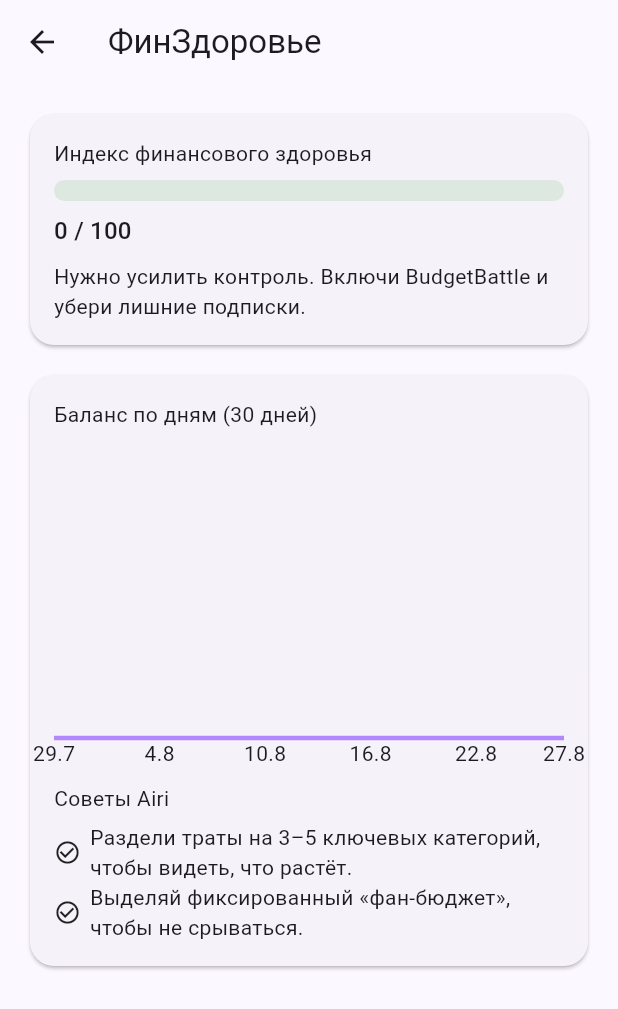
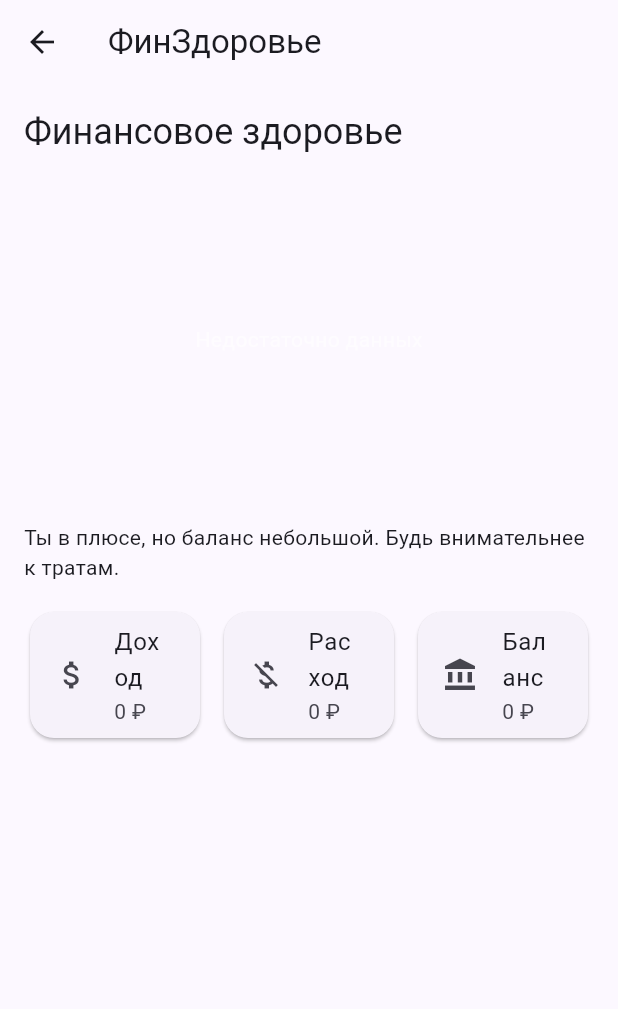
Before and after one commit to TurboVazbudatel/moneyquest_quest, a Flutter app: the HomeScreen screen opened directly, after a tap on "ФинЗдоровье", on a phone screen of 412 x 824 dp. Shown: the top 1009 px of the screen. Run offline on Flutter 3.47's test engine with Material 3 defaults, Android fonts, the phone set to English and light mode, and no system bars; drawn by our look-alikes of fl_chart; our stand-ins replace firebase_auth, firebase_core, hive_flutter, share_plus, sign_in_with_apple; accounts and stored records are empty; statements that could not run were skipped.

Commit message:
chore: checkpoint before next tasks

```diff
--- a/lib/data/services/transactions_service.dart
+++ b/lib/data/services/transactions_service.dart
@@ -24,9 +24,27 @@ class TransactionsService {
     final List<Map<String, dynamic>> out = [];
     for (final key in box.keys) {
       final v = box.get(key);
-      if (v is Map) out.add({...v, 'key': key});
+      if (v is! Map) continue;
+      final typeStr = (v['type'] as String?) ?? '';
+      if (typeStr != 'income' && typeStr != 'expense') continue;
+      final amount = (v['amount'] as num?)?.toDouble();
+      if (amount == null) continue;
+      final category = (v['category'] as String?) ?? 'Другое';
+      final dateMs = (v['date'] as num?)?.toInt() ?? 0;
+      out.add({
+        'key': key,
+        'type': typeStr,
+        'amount': amount,
+        'category': category,
+        'date': dateMs,
+        if (v['note'] != null) 'note': v['note'],
+      });
     }
-    out.sort((a, b) => (b['date'] as int).compareTo(a['date'] as int));
+    out.sort((a, b) {
+      final ai = (a['date'] as int? ?? 0);
+      final bi = (b['date'] as int? ?? 0);
+      return bi.compareTo(ai);
+    });
     return out;
   }
 
@@ -94,15 +112,33 @@ class TransactionsService {
 
   Future<List<(DateTime, double)>> cumulativeByDay() async {
     final items = await all();
-    items.sort((a, b) => (a['date'] as int).compareTo(b['date'] as int));
+    items.sort((a, b) {
+      final ai = (a['date'] as int? ?? 0);
+      final bi = (b['date'] as int? ?? 0);
+      return ai.compareTo(bi);
+    });
     double sum = 0;
     final out = <(DateTime, double)>[];
     for (final e in items) {
-      final d = DateTime.fromMillisecondsSinceEpoch(e['date'] as int);
+      final ms = (e['date'] as int? ?? 0);
+      final d = DateTime.fromMillisecondsSinceEpoch(ms);
       final amt = (e['amount'] as num).toDouble();
       sum += (e['type'] == 'income') ? amt : -amt;
       out.add((DateTime(d.year, d.month, d.day), sum));
     }
     return out;
   }
+
+  /// ==== Новое: топ-N категорий ====
+  Future<List<String>> recentCategories({int top = 3}) async {
+    final items = await all();
+    final Map<String, int> counts = {};
+    for (final e in items) {
+      final cat = (e['category'] as String?) ?? 'Другое';
+      counts[cat] = (counts[cat] ?? 0) + 1;
+    }
+    final sorted = counts.entries.toList()
+      ..sort((a, b) => b.value.compareTo(a.value));
+    return sorted.take(top).map((e) => e.key).toList();
+  }
 }
--- a/lib/features/health/presentation/health_screen.dart
+++ b/lib/features/health/presentation/health_screen.dart
@@ -1,18 +1,21 @@
+import 'package:flutter/material.dart';
+import '../../../data/services/budgets_service.dart';
+import 'widgets/health_trend_chart.dart';
 import 'package:fl_chart/fl_chart.dart';
-import 'package:flutter/material.dart';
-import '../../../data/services/finance_snapshot_service.dart';
 
 class HealthScreen extends StatefulWidget {
   const HealthScreen({super.key});
+
   @override
   State<HealthScreen> createState() => _HealthScreenState();
 }
 
 class _HealthScreenState extends State<HealthScreen> {
-  final _svc = FinanceSnapshotService();
-
-  double _score = 0.0;
-  List<(DateTime day, double balance)> _series = [];
+  final _svc = BudgetsService();
+  double? _income;
+  double? _expense;
+  List<FlSpot> _spots = [];
+  bool _loading = true;
 
   @override
   void initState() {
@@ -21,176 +24,79 @@ class _HealthScreenState extends State<HealthScreen> {
   }
 
   Future<void> _load() async {
-    final s = await _svc.healthScore();
-    final h = await _svc.dailyBalance(days: 30);
+    final inc = await _svc.totalIncome();
+    final exp = await _svc.totalExpense();
+    final trend = await _svc.cumulativeTrend(); // List<(DateTime,double)>
+    // Переведём в FlSpot (x = порядковый индекс, y = накопленный баланс)
+    final spots = <FlSpot>[];
+    for (var i = 0; i < trend.length; i++) {
+      final (_, val) = trend[i];
+      spots.add(FlSpot(i.toDouble(), val));
+    }
     if (!mounted) return;
     setState(() {
-      _score = s;
-      _series = h;
+      _income = inc;
+      _expense = exp;
+      _spots = spots;
+      _loading = false;
     });
-  }
-
-  String _advice() {
-    if (_score >= 0.6) return 'Отлично! Продолжай придерживаться правил 50/30/20 и откладывай «подушку».';
-    if (_score >= 0.3) return 'Неплохо. Режь 1–2 дорогие категории и зафиксируй недельный лимит.';
-    return 'Нужно усилить контроль. Включи BudgetBattle и убери лишние подписки.';
   }
 
   @override
   Widget build(BuildContext context) {
-    final green = const Color(0xFF32D74B);
+    final inc = _income ?? 0;
+    final exp = _expense ?? 0;
+    final bal = inc - exp;
+    final ratio = (inc > 0) ? (bal / inc).clamp(-1.0, 1.0) : 0.0;
+    final isPositive = ratio >= 0;
 
-    // Плейсхолдер, если нет данных — чтобы чарты не падали
-    Widget _lineOrPlaceholder() {
-      final s = _series;
-      if (s.isEmpty) {
-        return SizedBox(
-          height: 200,
-          child: Center(
-            child: Text('Пока нет данных для графика', style: Theme.of(context).textTheme.bodyMedium),
-          ),
-        );
-      }
-
-      final values = s.map((e) => e.$2).toList();
-      final minVal = values.reduce((a, b) => a < b ? a : b);
-      final maxVal = values.reduce((a, b) => a > b ? a : b);
-      final padding = (maxVal - minVal).abs() * 0.1;
-      final minY = minVal - padding;
-      final maxY = maxVal + padding;
-
-      // Интервал сетки должен быть > 0
-      final range = (maxY - minY).abs();
-      final interval = range > 0 ? range / 4 : 1.0;
-
-      final step = s.length <= 1 ? 1 : (s.length / 5).ceil();
-
-      return SizedBox(
-        height: 220,
-        child: LineChart(
-          LineChartData(
-            minY: minY,
-            maxY: maxY,
-            gridData: FlGridData(
-              drawVerticalLine: false,
-              horizontalInterval: interval, // гарантированно > 0
-            ),
-            titlesData: FlTitlesData(
-              leftTitles: AxisTitles(sideTitles: SideTitles(showTitles: false)),
-              topTitles: AxisTitles(sideTitles: SideTitles(showTitles: false)),
-              rightTitles: AxisTitles(sideTitles: SideTitles(showTitles: false)),
-              bottomTitles: AxisTitles(
-                sideTitles: SideTitles(
-                  showTitles: true,
-                  reservedSize: 22,
-                  interval: step.toDouble(), // минимум 1
-                  getTitlesWidget: (v, meta) {
-                    final i = v.toInt();
-                    if (i < 0 || i >= s.length) return const SizedBox.shrink();
-                    final d = s[i].$1;
-                    return Text('${d.day}.${d.month}');
-                  },
-                ),
-              ),
-            ),
-            borderData: FlBorderData(show: false),
-            lineBarsData: [
-              LineChartBarData(
-                isCurved: true,
-                color: const Color(0xFFB388FF),
-                barWidth: 3,
-                dotData: const FlDotData(show: false),
-                belowBarData: BarAreaData(
-                  show: true,
-                  gradient: LinearGradient(
-                    begin: Alignment.topCenter,
-                    end: Alignment.bottomCenter,
-                    colors: [
-                      const Color(0xFFB388FF).withOpacity(0.35),
-                      const Color(0xFFB388FF).withOpacity(0.0),
-                    ],
-                  ),
-                ),
-                spots: [
-                  for (int i = 0; i < s.length; i++) FlSpot(i.toDouble(), s[i].$2),
-                ],
-              ),
-            ],
-          ),
-          // fl_chart 1.x — свойство называется duration
-          duration: const Duration(milliseconds: 600),
-        ),
-      );
+    String msg;
+    if (ratio >= 0.3) {
+      msg = 'Отличный баланс 👌. Доходы значительно превышают расходы.';
+    } else if (ratio >= 0.0) {
+      msg = 'Ты в плюсе, но баланс небольшой. Будь внимательнее к тратам.';
+    } else {
+      msg = 'Расходы превышают доходы. Совет Airi: снизь траты или увеличь доход.';
     }
 
     return Scaffold(
       appBar: AppBar(title: const Text('ФинЗдоровье')),
-      body: ListView(
-        padding: const EdgeInsets.all(16),
-        children: [
-          // Полоска здоровья
-          Card(
-            child: Padding(
-              padding: const EdgeInsets.all(16),
-              child: Column(
-                crossAxisAlignment: CrossAxisAlignment.start,
+      body: _loading
+          ? const Center(child: CircularProgressIndicator())
+          : RefreshIndicator(
+              onRefresh: _load,
+              child: ListView(
+                padding: const EdgeInsets.all(16),
                 children: [
-                  const Text('Индекс финансового здоровья'),
-                  const SizedBox(height: 8),
-                  ClipRRect(
-                    borderRadius: BorderRadius.circular(8),
-                    child: LinearProgressIndicator(
-                      value: _score.clamp(0, 1),
-                      minHeight: 14,
-                      backgroundColor: Colors.green.withOpacity(0.15),
-                      color: green,
-                    ),
+                  Text('Финансовое здоровье', style: Theme.of(context).textTheme.headlineSmall),
+                  const SizedBox(height: 12),
+                  // Новый плавный график с градиентом в стиле референса
+                  HealthTrendChart(spots: _spots, isPositive: isPositive),
+                  const SizedBox(height: 12),
+                  Text(msg, style: Theme.of(context).textTheme.bodyMedium),
+                  const SizedBox(height: 16),
+                  Row(
+                    children: [
+                      Expanded(child: _tile(Icons.attach_money, 'Доход', inc)),
+                      const SizedBox(width: 8),
+                      Expanded(child: _tile(Icons.money_off, 'Расход', exp)),
+                      const SizedBox(width: 8),
+                      Expanded(child: _tile(Icons.account_balance, 'Баланс', bal)),
+                    ],
                   ),
-                  const SizedBox(height: 8),
-                  Text('${(_score * 100).round()} / 100', style: Theme.of(context).textTheme.titleMedium),
-                  const SizedBox(height: 8),
-                  Text(_advice()),
                 ],
               ),
             ),
-          ),
-          const SizedBox(height: 12),
-          // Линейный график баланса
-          Card(
-            child: Padding(
-              padding: const EdgeInsets.all(16),
-              child: Column(
-                crossAxisAlignment: CrossAxisAlignment.start,
-                children: [
-                  const Text('Баланс по дням (30 дней)'),
-                  const SizedBox(height: 8),
-                  _lineOrPlaceholder(),
-                  const SizedBox(height: 8),
-                  const Text('Советы Airi'),
-                  const SizedBox(height: 6),
-                  const _Tip(text: 'Раздели траты на 3–5 ключевых категорий, чтобы видеть, что растёт.'),
-                  const _Tip(text: 'Выделяй фиксированный «фан-бюджет», чтобы не срываться.'),
-                ],
-              ),
-            ),
-          ),
-        ],
+    );
+  }
+
+  Widget _tile(IconData ic, String title, double v) {
+    return Card(
+      child: ListTile(
+        leading: Icon(ic),
+        title: Text(title),
+        subtitle: Text('${v.toStringAsFixed(0)} ₽'),
       ),
     );
   }
 }
-
-class _Tip extends StatelessWidget {
-  final String text;
-  const _Tip({required this.text});
-  @override
-  Widget build(BuildContext context) {
-    return Row(
-      children: [
-        const Icon(Icons.check_circle_outline, size: 18),
-        const SizedBox(width: 6),
-        Expanded(child: Text(text)),
-      ],
-    );
-  }
-}
```
Also changed, not shown: lib/features/reports/presentation/reports_screen.dart (+35 -27 lines), lib/features/reports/presentation/widgets/radar_income_expense.dart (+59 -48 lines).
